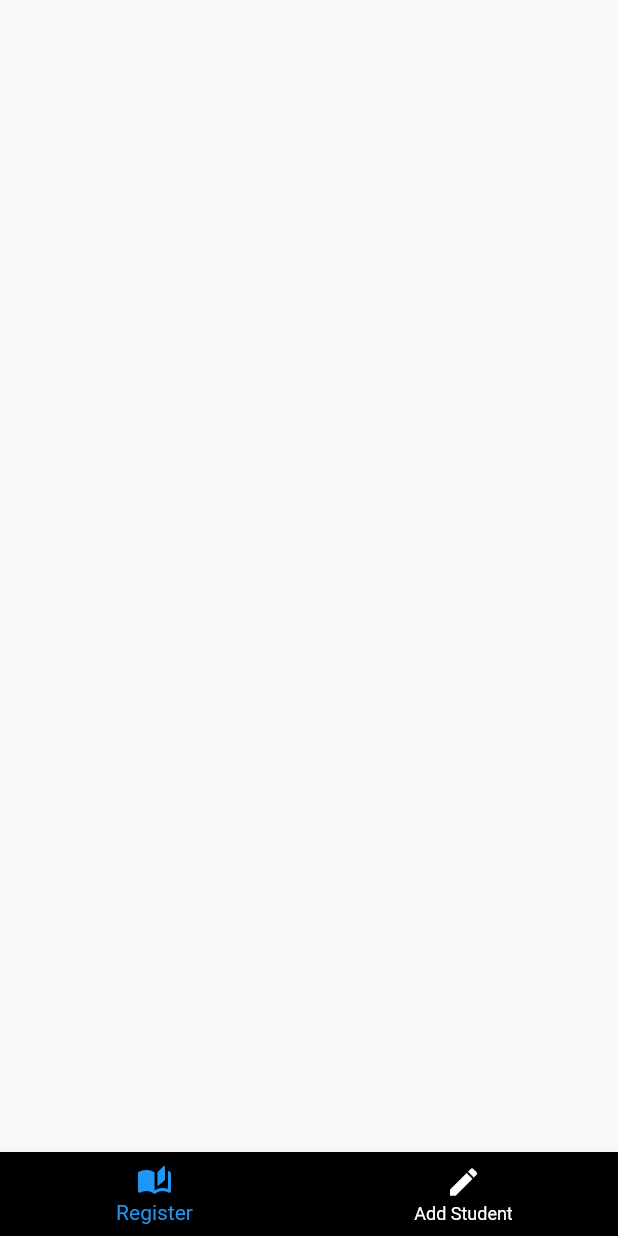
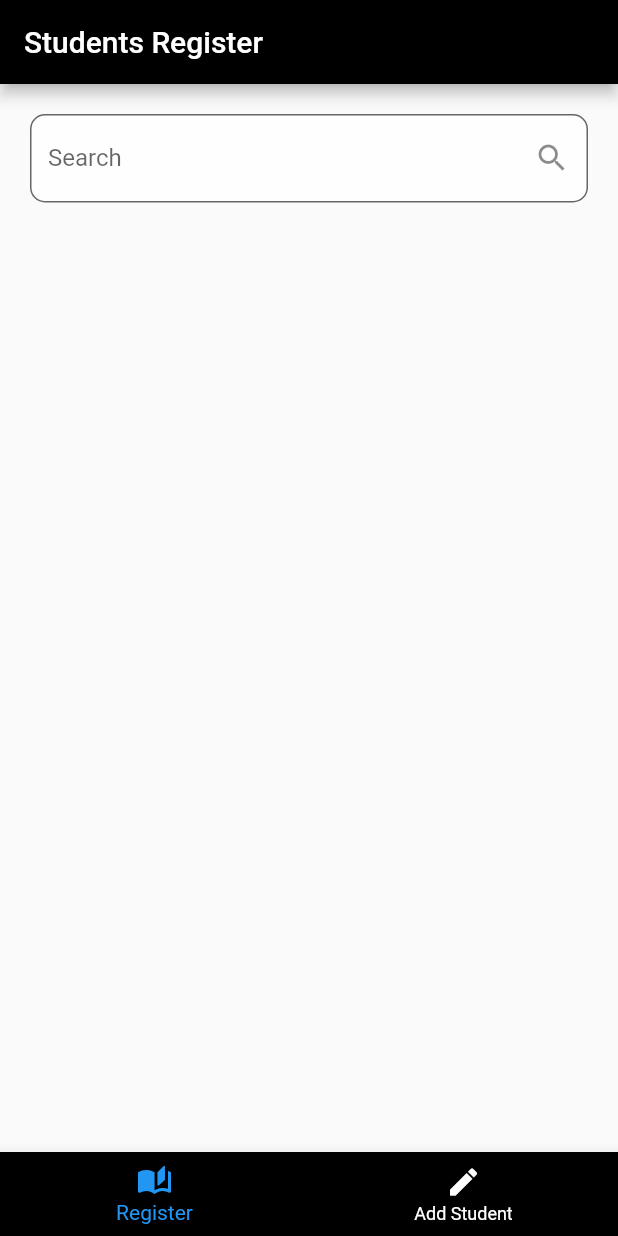
Before and after one commit to joyaljosephnote/Students_Data_App, a Flutter app: the screen it shows after launch, on a phone screen of 412 x 824 dp. Run offline on Flutter 3.47's test engine with Material 2 defaults, Android fonts, the phone set to English and light mode, and no system bars.

Commit message:
search bar added

```diff
--- a/lib/screens/students_list.dart
+++ b/lib/screens/students_list.dart
@@ -5,6 +5,34 @@ class students_list extends StatelessWidget {
 
   @override
   Widget build(BuildContext context) {
-    return Scaffold();
+    return Scaffold(
+      appBar: AppBar(
+        backgroundColor: Colors.black,
+        title: const Text(
+          'Students Register',
+          textAlign: TextAlign.center,
+        ),
+        // actions: [Icon(showSearch(context: context, delegate: delegate))],
+      ),
+      body: Padding(
+        padding: EdgeInsets.all(20.0),
+        child: Column(
+          children: [
+            TextField(
+              decoration: InputDecoration(
+                  labelText: 'Search',
+                  suffixIcon: Icon(Icons.search),
+                  border: OutlineInputBorder(
+                    borderRadius: BorderRadius.circular(10),
+                  ),
+                  filled: true,
+                  hintStyle: TextStyle(color: Colors.grey[400]),
+                  hintText: "Type student Name",
+                  fillColor: Colors.white70),
+            ),
+          ],
+        ),
+      ),
+    );
   }
 }
```
